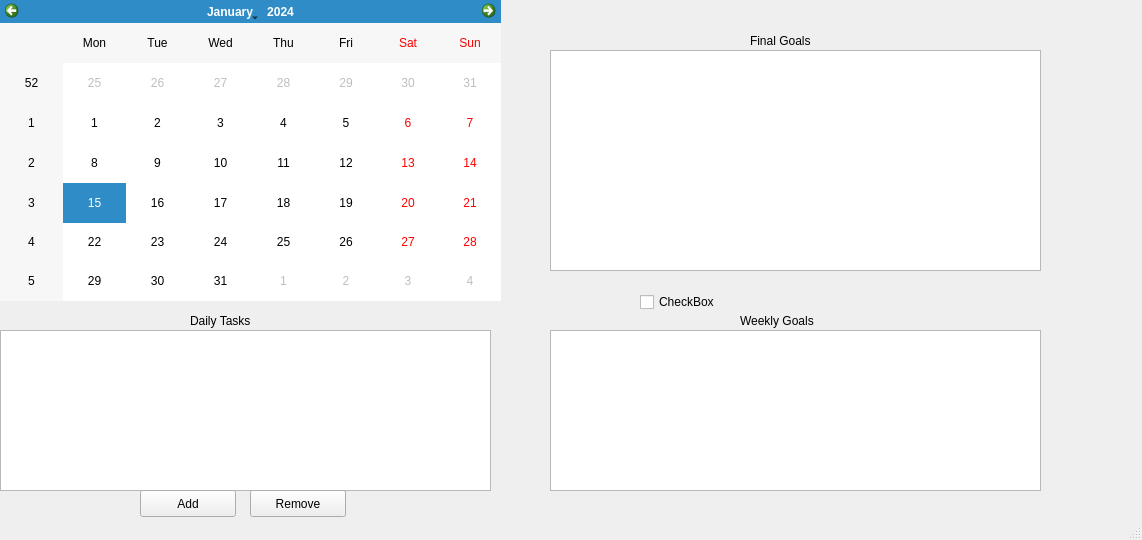
The window that Todo/mainwindow.ui (DGotshalk/Todo-Manager) describes before a commit, drawn with Qt 5.
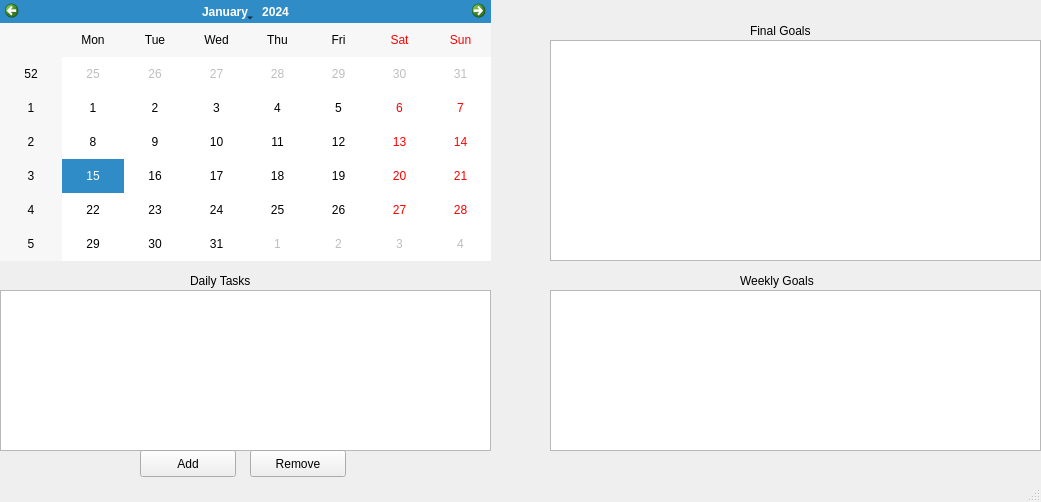
The same window after the commit. Custom widgets are drawn as their Qt base class.

Patch:
```diff
--- a/Todo/mainwindow.ui
+++ b/Todo/mainwindow.ui
@@ -6,8 +6,8 @@
    <rect>
     <x>0</x>
     <y>0</y>
-    <width>1142</width>
-    <height>540</height>
+    <width>1041</width>
+    <height>502</height>
    </rect>
   </property>
   <property name="windowTitle">
@@ -19,8 +19,8 @@
      <rect>
       <x>0</x>
       <y>0</y>
-      <width>501</width>
-      <height>301</height>
+      <width>491</width>
+      <height>261</height>
      </rect>
     </property>
    </widget>
@@ -28,7 +28,7 @@
     <property name="geometry">
      <rect>
       <x>190</x>
-      <y>310</y>
+      <y>270</y>
       <width>91</width>
       <height>21</height>
      </rect>
@@ -41,7 +41,7 @@
     <property name="geometry">
      <rect>
       <x>0</x>
-      <y>330</y>
+      <y>290</y>
       <width>491</width>
       <height>161</height>
      </rect>
@@ -51,7 +51,7 @@
     <property name="geometry">
      <rect>
       <x>140</x>
-      <y>490</y>
+      <y>450</y>
       <width>96</width>
       <height>27</height>
      </rect>
@@ -64,7 +64,7 @@
     <property name="geometry">
      <rect>
       <x>550</x>
-      <y>330</y>
+      <y>290</y>
       <width>491</width>
       <height>161</height>
      </rect>
@@ -74,7 +74,7 @@
     <property name="geometry">
      <rect>
       <x>550</x>
-      <y>50</y>
+      <y>40</y>
       <width>491</width>
       <height>221</height>
      </rect>
@@ -84,7 +84,7 @@
     <property name="geometry">
      <rect>
       <x>750</x>
-      <y>30</y>
+      <y>20</y>
       <width>91</width>
       <height>21</height>
      </rect>
@@ -97,7 +97,7 @@
     <property name="geometry">
      <rect>
       <x>740</x>
-      <y>310</y>
+      <y>270</y>
       <width>111</width>
       <height>21</height>
      </rect>
@@ -110,7 +110,7 @@
     <property name="geometry">
      <rect>
       <x>250</x>
-      <y>490</y>
+      <y>450</y>
       <width>96</width>
       <height>27</height>
      </rect>
@@ -119,19 +119,6 @@
      <string>Remove</string>
     </property>
    </widget>
-   <widget class="QCheckBox" name="checkBox">
-    <property name="geometry">
-     <rect>
-      <x>640</x>
-      <y>290</y>
-      <width>104</width>
-      <height>24</height>
-     </rect>
-    </property>
-    <property name="text">
-     <string>CheckBox</string>
-    </property>
-   </widget>
   </widget>
   <widget class="QStatusBar" name="statusBar"/>
  </widget>
```
